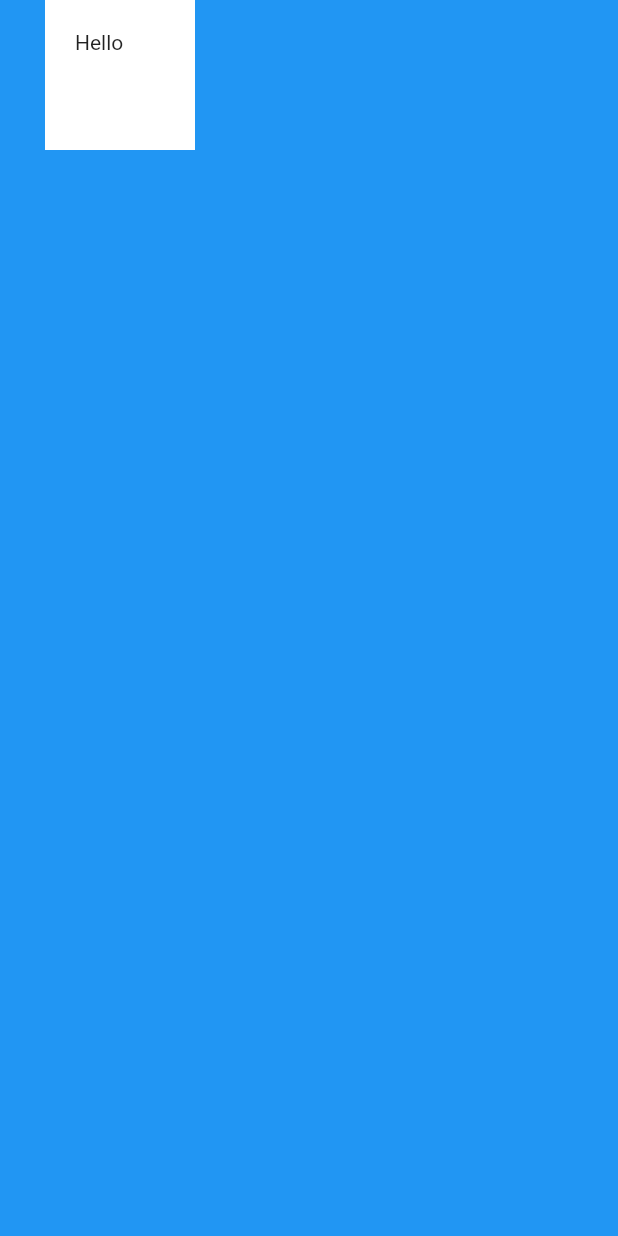
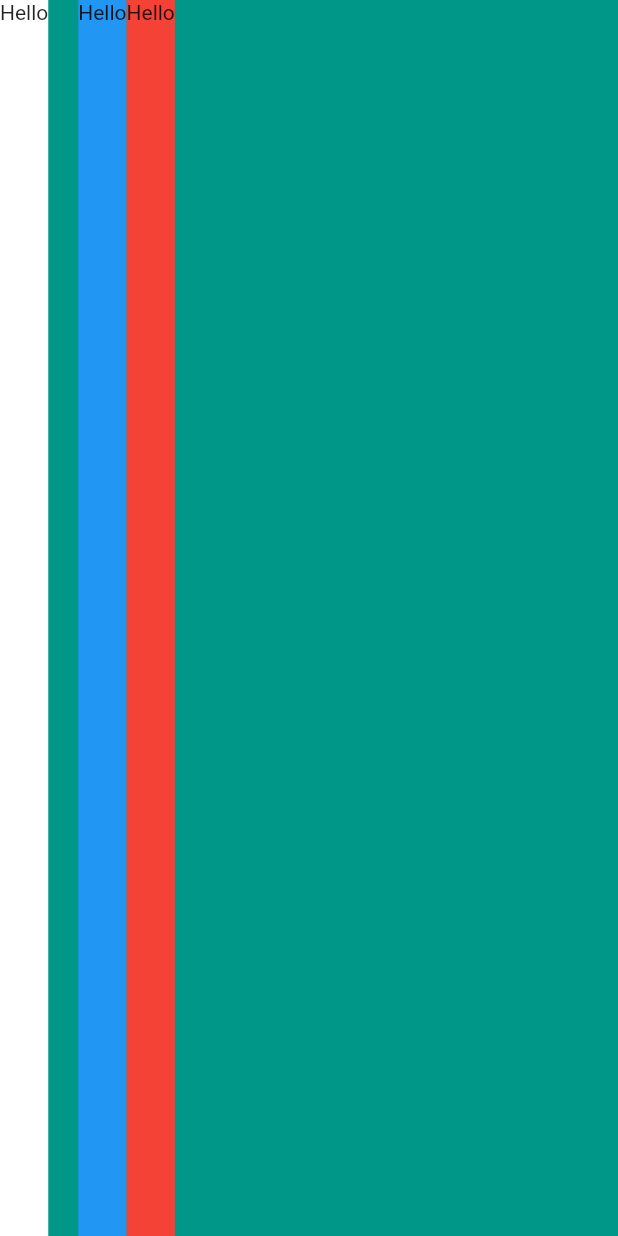
Before and after one commit to robence/mi_card_flutter, a Flutter app: the screen it shows after launch, on a phone screen of 412 x 824 dp. Run offline on Flutter 3.47's test engine with Material 2 defaults, Android fonts, the phone set to English and light mode, and no system bars.

Commit message:
use layout widgets

```diff
--- a/lib/main.dart
+++ b/lib/main.dart
@@ -13,15 +13,27 @@ class MyApp extends StatelessWidget {
     return MaterialApp(
       title: 'Flutter Demo',
       home: Scaffold(
-        backgroundColor: Colors.blue,
+        backgroundColor: Colors.teal,
         body: SafeArea(
-          child: Container(
-            color: Colors.white,
-            height: 100.0,
-            width: 100.0,
-            margin: const EdgeInsets.only(left: 30.0),
-            padding: const EdgeInsets.all(20.0),
-            child: const Text('Hello'),
+          child: Row(
+            crossAxisAlignment: CrossAxisAlignment.stretch,
+            children: [
+              Container(
+                color: Colors.white,
+                child: const Text('Hello'),
+              ),
+              const SizedBox(
+                width: 20.0,
+              ),
+              Container(
+                color: Colors.blue,
+                child: const Text('Hello'),
+              ),
+              Container(
+                color: Colors.red,
+                child: const Text('Hello'),
+              ),
+            ],
           ),
         ),
       ),
```
